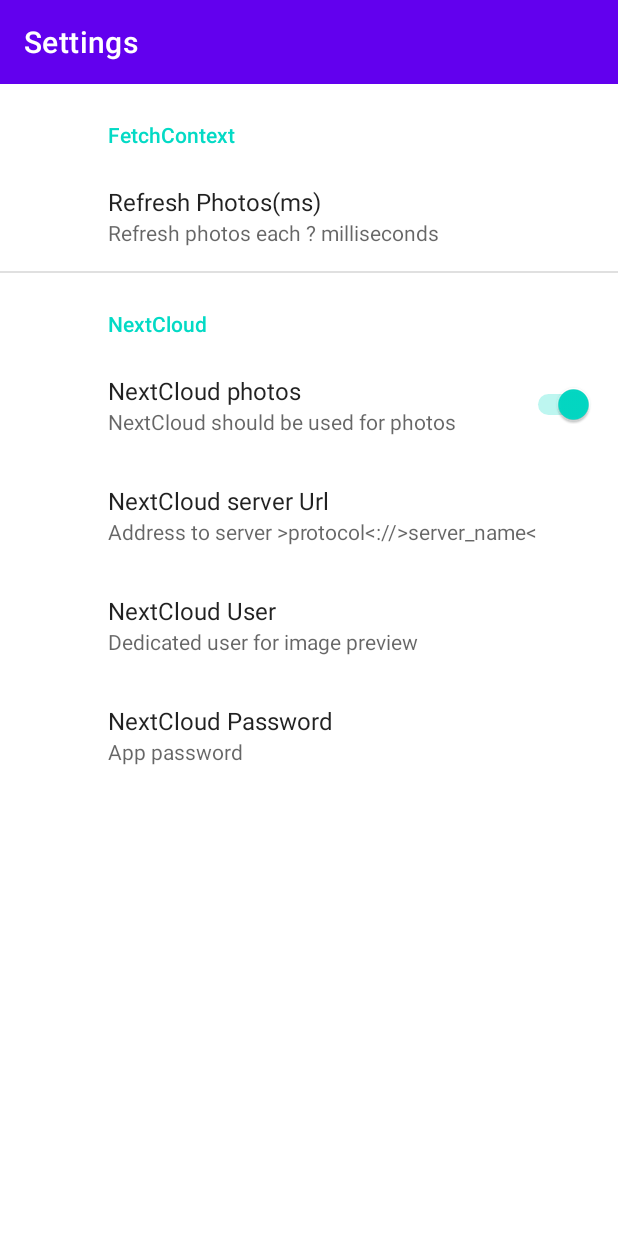
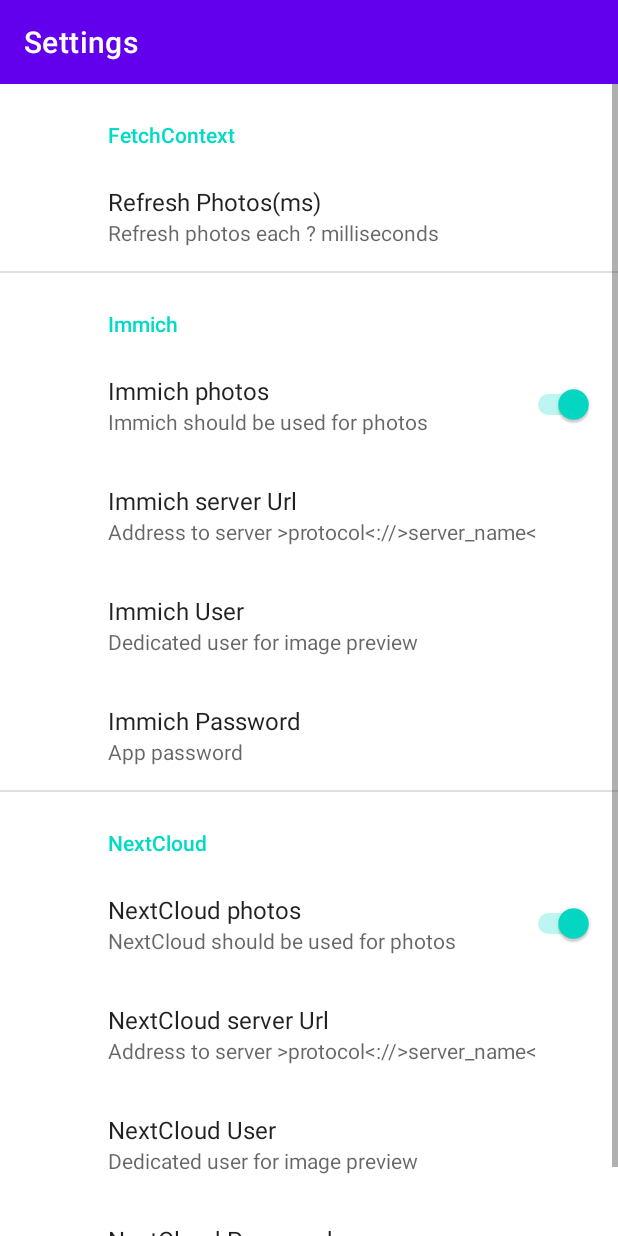
Before and after one commit to mondhs/prisiminc, an Android app: the screen it shows after launch (SettingsActivity), in the options menu, after a tap on "Preferences", on a phone screen of 412 x 824 dp. Run offline under Robolectric (Android 15) with nearby library versions, the phone set to English and light mode, and no system bars; our stand-ins replace Picasso, androidx.preference; pictures from the network do not load.

Commit message:
added Immich adapter

```diff
--- a/app/src/main/java/org/mondhs/prisiminc/ImageDetailActivity.kt
+++ b/app/src/main/java/org/mondhs/prisiminc/ImageDetailActivity.kt
@@ -92,9 +92,10 @@ class ImageDetailActivity : AppCompatActivity() {
 
         GlobalScope.async {
 //            imageView.rotation = 90f
+            val authHeader = fetchAdapter.getAuthHeader();
             val request = ImageRequest.Builder(theContext)
                 .data(imgUri)
-                .setHeader("authorization", fetchAdapter.getAuthHeader())
+                .setHeader(authHeader.first,authHeader.second )
 //                .crossfade(750)
 //                .transformations(BlurTransformation(theContext, radius = 18f))
                 .target(imageView)
--- a/app/src/main/java/org/mondhs/prisiminc/MainActivity.kt
+++ b/app/src/main/java/org/mondhs/prisiminc/MainActivity.kt
@@ -2,6 +2,7 @@ package org.mondhs.prisiminc
 
 import android.Manifest.permission
 import android.content.Intent
+import android.content.SharedPreferences
 import android.content.pm.PackageManager
 import android.content.res.Resources
 import android.os.Bundle
@@ -135,30 +136,26 @@ class MainActivity : AppCompatActivity() {
         }
     }
 
-    val nextCloudConfigListener =  NextCloudConfigListener()
+
 
     private fun fetchImagePath() {
 
         val prefs = PreferenceManager.getDefaultSharedPreferences(this)
 //        FetchAdapterSingleton.setInstance(FetchAdapterLocal(contentResolver));
 
-        val fetchConfig = FetchConfig()
-        fetchConfig.user = prefs.getString("nextcloud_user", "")!!
-        fetchConfig.appPassword = prefs.getString("nextcloud_password", "")!!
-        fetchConfig.serverUrl = prefs.getString("nextcloud_url", "")!!
 
+//        var fetchAdapter:IFetchAdapter = FetchAdapterSingleton.createNextCloudInstance(prefs);
+//        if(fetchAdapter == null) {
+//            var fetchAdapter  = FetchAdapterSingleton.createImmichInstance(prefs);
+//        }
+        var fetchAdapter  = FetchAdapterSingleton.createImmichInstance(prefs);
 
-        fetchConfig.widthPixels = Resources.getSystem().displayMetrics.widthPixels
-        fetchConfig.heightPixels = Resources.getSystem().displayMetrics.heightPixels
-        fetchedContext.refreshMs = prefs.getLong("fetch_context_refresh_ms", 10000)
+        var authHeader = Pair("","")
 
-        val fetchAdapter = FetchAdapterSingleton.getNextCloudInstance(fetchConfig)
-        prefs.registerOnSharedPreferenceChangeListener(nextCloudConfigListener)
-
-
-
-        if(fetchConfig.serverUrl != "") {
-            CoroutineScope(Dispatchers.IO).launch {
+        CoroutineScope(Dispatchers.IO).launch {
+            authHeader = fetchAdapter?.getAuthHeader() ?: authHeader;
+            if(fetchAdapter != null && authHeader.first != "") {
+                prefs.registerOnSharedPreferenceChangeListener(FetchAdapterConfigListener())
                 /*var job =*/ try {
                     val resources = fetchAdapter.listResources()
                     logger.info("Found images: ${resources.size}")
@@ -167,13 +164,15 @@ class MainActivity : AppCompatActivity() {
                     CoroutineScope(Dispatchers.Main).launch {
                         imageRVAdapter.notifyDataSetChanged()
                     }
-                } catch (certEx:Exception) {
+                } catch (exception:Exception) {
                     logger.severe("Https Cert Error")
-                    logger.severe(certEx.stackTraceToString())
+                    logger.severe(exception.stackTraceToString())
                 }
             }
         }
     }
+
+
 
 
     companion object {
--- a/app/src/main/java/org/mondhs/prisiminc/RecyclerViewAdapter.kt
+++ b/app/src/main/java/org/mondhs/prisiminc/RecyclerViewAdapter.kt
@@ -60,9 +60,10 @@ class RecyclerViewAdapter     // on below line we have created a constructor.
 
 
             GlobalScope.async {
+                val authHeader = fetchAdapter.getAuthHeader();
                 val request = ImageRequest.Builder(context)
                     .data(imgUri)
-                    .setHeader("authorization", fetchAdapter.getAuthHeader())
+                    .setHeader(authHeader.first,authHeader.second )
                     .target(holder.imageIV)
                     .build()
                 imageLoader.execute(request)
--- a/app/src/main/java/org/mondhs/prisiminc/fetcher/NextCloudConfigListener.kt
+++ b/app/src/main/java/org/mondhs/prisiminc/fetcher/FetchAdapterConfigListener.kt
@@ -2,7 +2,7 @@ package org.mondhs.prisiminc.fetcher
 
 import android.content.SharedPreferences
 
-class NextCloudConfigListener : SharedPreferences.OnSharedPreferenceChangeListener {
+class FetchAdapterConfigListener : SharedPreferences.OnSharedPreferenceChangeListener {
     override fun onSharedPreferenceChanged(sharedPreferences: SharedPreferences?, key: String?) {
         if(sharedPreferences==null){
             return
@@ -11,6 +11,9 @@ class NextCloudConfigListener : SharedPreferences.OnSharedPreferenceChangeListen
             "nextcloud_user"-> FetchAdapterNextcloud.config.user = sharedPreferences.getString(key, "")!!
             "nextcloud_password"-> FetchAdapterNextcloud.config.appPassword = sharedPreferences.getString(key, "")!!
             "nextcloud_url"-> FetchAdapterNextcloud.config.serverUrl = sharedPreferences.getString(key, "")!!
+            "immich_user"-> FetchAdapterImmich.config.user = sharedPreferences.getString(key, "")!!
+            "immich_password"-> FetchAdapterImmich.config.appPassword = sharedPreferences.getString(key, "")!!
+            "immich_url"-> FetchAdapterImmich.config.serverUrl = sharedPreferences.getString(key, "")!!
         }
     }
 
--- a/app/src/main/java/org/mondhs/prisiminc/fetcher/FetchAdapterLocal.kt
+++ b/app/src/main/java/org/mondhs/prisiminc/fetcher/FetchAdapterLocal.kt
@@ -23,8 +23,8 @@ class FetchAdapterLocal(contentResolver:ContentResolver) : IFetchAdapter {
         return imageId
     }
 
-    override suspend fun getAuthHeader(): String {
-        return "";
+    override suspend fun getAuthHeader(): Pair<String, String> {
+        return Pair("","");
     }
 
     // on below line we are moving our cursor position
--- a/app/src/main/java/org/mondhs/prisiminc/fetcher/FetchAdapterNextcloud.kt
+++ b/app/src/main/java/org/mondhs/prisiminc/fetcher/FetchAdapterNextcloud.kt
@@ -27,8 +27,9 @@ class FetchAdapterNextcloud() : IFetchAdapter {
         return "${config.serverUrl}/apps/photos/api/v1/preview/$imageId?x=${config.widthPixels}&y=${config.heightPixels}"
     }
 
-    override suspend fun getAuthHeader(): String {
-        return "Basic $appPassword"
+    override suspend fun getAuthHeader(): Pair<String, String> {
+        val headerValue  = if (config.serverUrl == "") "" else "Basic $appPassword"
+        return Pair("Authorization", headerValue)
     }
 
     private fun checkAppPassword() {
@@ -64,11 +65,12 @@ class FetchAdapterNextcloud() : IFetchAdapter {
         logger.info("Hiting url: ${theurl}")
         val mediaType = "application/xml; charset=utf-8".toMediaType()
 
+        val authHeader = getAuthHeader()
         val dataValue = "<?xml version=\"1.0\"?><d:propfind xmlns:d=\"DAV:\" xmlns:oc=\"http://owncloud.org/ns\" xmlns:nc=\"http://nextcloud.org/ns\" xmlns:ocs=\"http://open-collaboration-services.org/ns\"> <d:prop> <d:getcontentlength /> <d:getcontenttype /> <d:getetag /> <d:getlastmodified /> <d:resourcetype /> <nc:face-detections /> <nc:file-metadata-size /> <nc:has-preview /> <nc:realpath /> <oc:favorite /> <oc:fileid /> <oc:permissions /> </d:prop></d:propfind>"
         val data: RequestBody = dataValue.toRequestBody(mediaType)
         val request = Request.Builder().url(theurl)
             .method("PROPFIND",data)
-            .addHeader("Authorization", getAuthHeader())
+            .addHeader(authHeader.first, authHeader.second)
             .build()
         val response = client.newCall(request).execute()
 
@@ -111,15 +113,7 @@ class FetchAdapterNextcloud() : IFetchAdapter {
     companion object {
         private val logger = Logger.getLogger(FetchAdapterNextcloud::class.java.name)
         private lateinit var appPassword:String
-        val config = NextCloudConfig()
+        val config = FetchConfig()
 
     }
 }
-
-data class NextCloudConfig(
-    var user:String = "",
-    var appPassword:String = "",
-    var serverUrl:String = "") {
-    var widthPixels: Int = 0
-    var heightPixels: Int = 0
-}
--- a/app/src/main/java/org/mondhs/prisiminc/fetcher/IFetchAdapter.kt
+++ b/app/src/main/java/org/mondhs/prisiminc/fetcher/IFetchAdapter.kt
@@ -2,7 +2,7 @@ package org.mondhs.prisiminc.fetcher
 
 interface IFetchAdapter {
     suspend fun listResources(): List<String>
-    suspend fun getAuthHeader(): String
+    suspend fun getAuthHeader(): Pair<String, String>
     fun previewImageUri(imageId: String): String
     fun largeImageUri(imageId: String): String
 }
--- a/app/src/main/res/xml/main_preferences.xml
+++ b/app/src/main/res/xml/main_preferences.xml
@@ -15,6 +15,36 @@
 
 
     </PreferenceCategory>
+
+    <PreferenceCategory android:title="Immich">
+        <SwitchPreference
+            android:defaultValue="true"
+            android:key="immich_storage_ind"
+            android:title="Immich photos"
+            app:summary="Immich should be used for photos" />
+
+        <EditTextPreference
+            android:defaultValue="http://LOCAlHOST:2283"
+            android:key="immich_url"
+            android:selectAllOnFocus="true"
+            android:singleLine="true"
+            android:title="Immich server Url"
+            app:summary="Address to server &gt;protocol&lt;://&gt;server_name&lt;" />
+        <EditTextPreference
+            android:defaultValue="next"
+            android:key="immich_user"
+            android:selectAllOnFocus="true"
+            android:singleLine="true"
+            android:title="Immich User"
+            app:summary="Dedicated user for image preview" />
+        <EditTextPreference
+            android:key="immich_password"
+            android:selectAllOnFocus="true"
+            android:singleLine="true"
+            android:title="Immich Password"
+            app:summary="App password" />
+    </PreferenceCategory>
+
 
     <PreferenceCategory android:title="NextCloud">
         <SwitchPreference
@@ -44,4 +74,5 @@
             android:title="NextCloud Password"
             app:summary="App password" />
     </PreferenceCategory>
+
 </PreferenceScreen>
```
Also changed, not shown: app/src/main/java/org/mondhs/prisiminc/fetcher/FetchAdapterImmich.kt (added, +101 -0 lines), app/src/main/java/org/mondhs/prisiminc/fetcher/FetchAdapterSingleton.kt (+59 -15 lines), app/src/main/java/org/mondhs/prisiminc/fetcher/FetchConfig.kt (added, +9 -0 lines), app/src/main/java/org/mondhs/prisiminc/fetcher/FetcherCookies.kt (added, +24 -0 lines).
